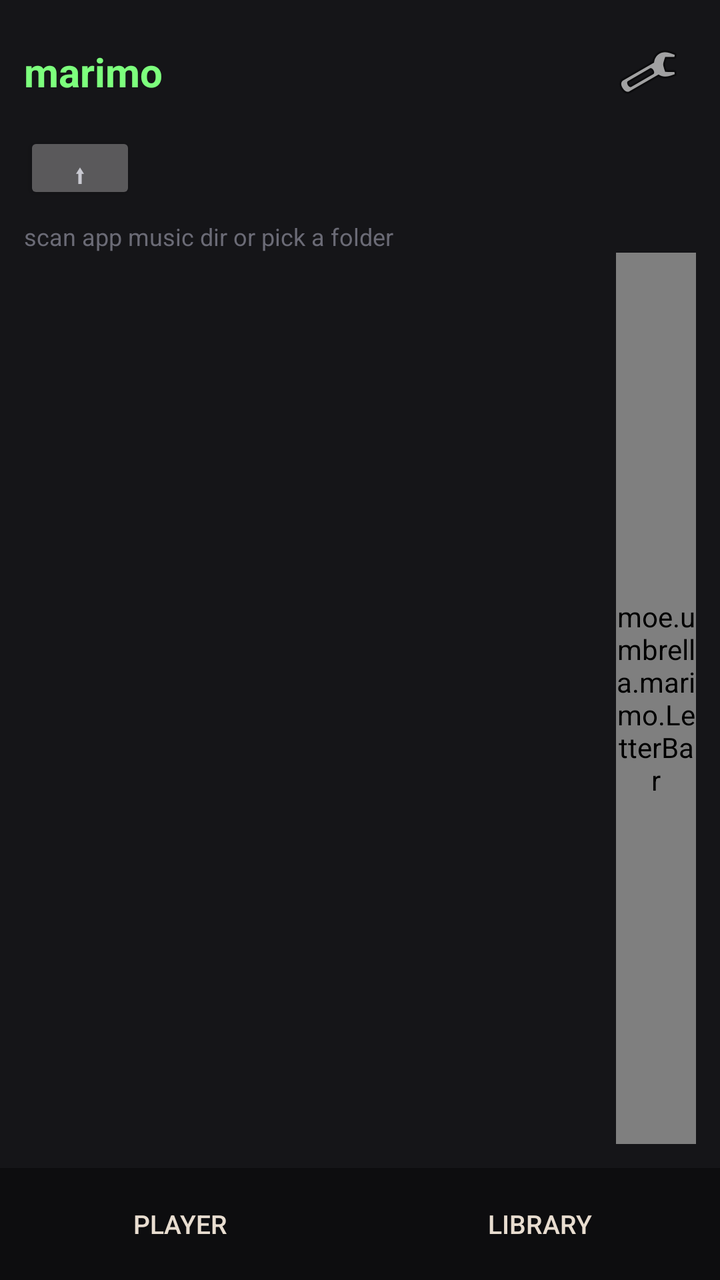
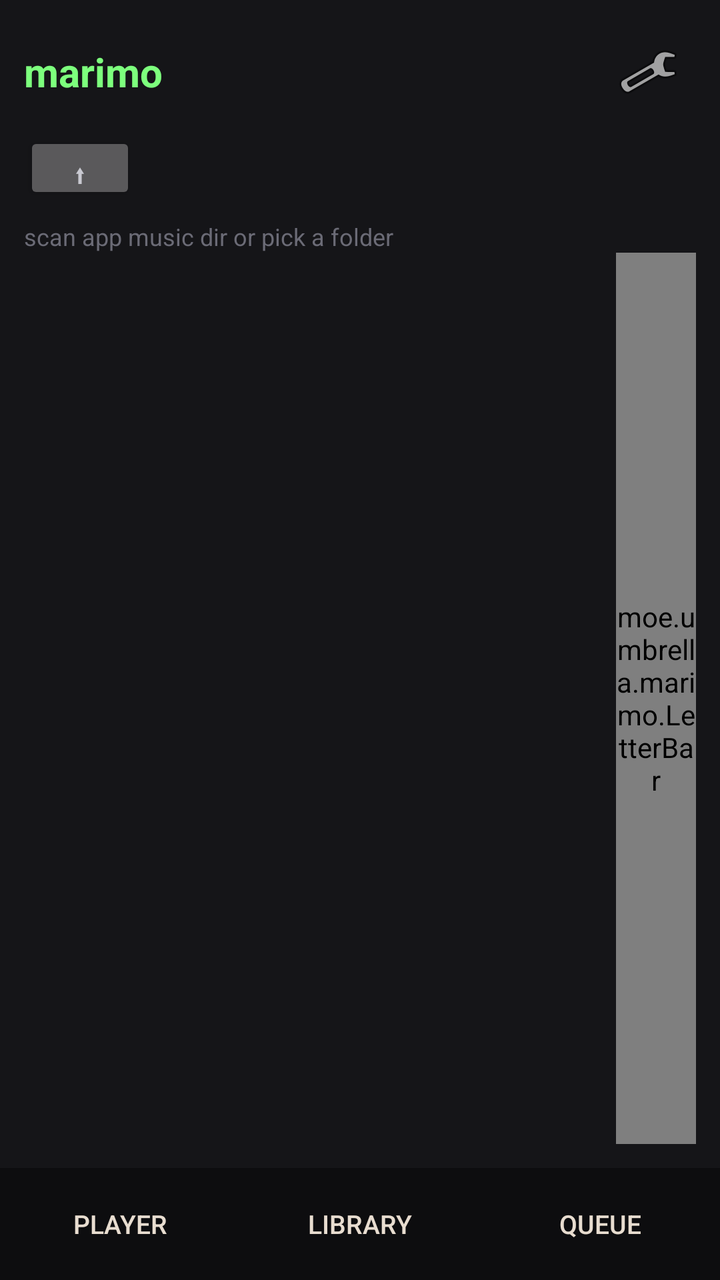

Screens rendered from an Android XML layout before and after an edit, with the pre-edit source and the edit as a unified diff.
<!-- AndroidManifest.xml: application theme Theme.Marimo -->
<!-- res/layout/activity_main.xml -->
<?xml version="1.0" encoding="utf-8"?>
<LinearLayout xmlns:android="http://schemas.android.com/apk/res/android"
    android:layout_width="match_parent"
    android:layout_height="match_parent"
    android:orientation="vertical">

    <FrameLayout
        android:layout_width="match_parent"
        android:layout_height="0dp"
        android:layout_weight="1">

        
        <LinearLayout
            android:id="@+id/screen_library"
            android:layout_width="match_parent"
            android:layout_height="match_parent"
            android:orientation="vertical"
            android:padding="12dp">

            <LinearLayout
                android:layout_width="match_parent"
                android:layout_height="wrap_content"
                android:orientation="horizontal"
                android:gravity="center_vertical">

                <TextView
                    android:id="@+id/title"
                    android:layout_width="0dp"
                    android:layout_height="wrap_content"
                    android:layout_weight="1"
                    android:text="marimo"
                    android:textSize="20sp"
                    android:textStyle="bold"
                    android:textColor="#7dff7d" />

                <ImageButton
                    android:id="@+id/btn_settings"
                    android:layout_width="48dp"
                    android:layout_height="48dp"
                    android:src="@android:drawable/ic_menu_manage"
                    android:background="?android:attr/selectableItemBackground"
                    android:contentDescription="settings" />
            </LinearLayout>

            
            <LinearLayout
                android:layout_width="match_parent"
                android:layout_height="40dp"
                android:layout_marginTop="4dp"
                android:orientation="horizontal"
                android:gravity="center_vertical">

                <Button
                    android:id="@+id/btn_up"
                    android:layout_width="56dp"
                    android:layout_height="36dp"
                    android:text="⬆"
                    android:textSize="16sp" />

                <TextView
                    android:id="@+id/folder_name"
                    android:layout_width="0dp"
                    android:layout_height="wrap_content"
                    android:layout_weight="1"
                    android:layout_marginStart="8dp"
                    android:maxLines="1"
                    android:ellipsize="middle"
                    android:textSize="14sp"
                    android:textColor="#c9c9d1" />
            </LinearLayout>

            <TextView
                android:id="@+id/status"
                android:layout_width="match_parent"
                android:layout_height="wrap_content"
                android:layout_marginTop="6dp"
                android:text="@string/status_idle"
                android:textSize="12sp"
                android:textColor="#6b6b76" />

            <LinearLayout
                android:layout_width="match_parent"
                android:layout_height="0dp"
                android:layout_weight="1"
                android:orientation="horizontal">

                <ListView
                    android:id="@+id/tracklist"
                    android:layout_width="0dp"
                    android:layout_height="match_parent"
                    android:layout_weight="1"
                    android:divider="#2a2a30"
                    android:dividerHeight="1dp" />

                <moe.umbrella.marimo.LetterBar
                    android:id="@+id/letterbar"
                    android:layout_width="40dp"
                    android:layout_height="match_parent" />
            </LinearLayout>
        </LinearLayout>

        
        <LinearLayout
            android:id="@+id/screen_player"
            android:layout_width="match_parent"
            android:layout_height="match_parent"
            android:orientation="vertical"
            android:gravity="center_horizontal"
            android:paddingLeft="20dp"
            android:paddingRight="20dp"
            android:paddingTop="12dp"
            android:paddingBottom="8dp"
            android:visibility="gone">

            <TextView
                android:id="@+id/p_title"
                android:layout_width="match_parent"
                android:layout_height="wrap_content"
                android:gravity="center"
                android:text="marimo"
                android:textSize="22sp"
                android:textStyle="bold"
                android:textColor="#7dff7d" />

            <ImageView
                android:id="@+id/p_art"
                android:layout_width="match_parent"
                android:layout_height="0dp"
                android:layout_weight="1"
                android:layout_marginTop="8dp"
                android:scaleType="fitCenter"
                android:adjustViewBounds="true"
                android:contentDescription="album art" />

            <TextView
                android:id="@+id/p_track"
                android:layout_width="match_parent"
                android:layout_height="wrap_content"
                android:layout_marginTop="12dp"
                android:gravity="center"
                android:textSize="18sp"
                android:textColor="#e8ddd0"
                android:textStyle="bold" />

            <TextView
                android:id="@+id/p_artist"
                android:layout_width="match_parent"
                android:layout_height="wrap_content"
                android:gravity="center"
                android:textSize="14sp"
                android:textColor="#c9c9d1" />

            <TextView
                android:id="@+id/p_album"
                android:layout_width="match_parent"
                android:layout_height="wrap_content"
                android:gravity="center"
                android:textSize="13sp"
                android:textColor="#6b6b76" />

            <moe.umbrella.marimo.WaveformSeekBar
                android:id="@+id/p_seek"
                android:layout_width="match_parent"
                android:layout_height="26dp"
                android:layout_marginTop="6dp" />

            <TextView
                android:id="@+id/p_time"
                android:layout_width="match_parent"
                android:layout_height="wrap_content"
                android:gravity="center"
                android:text="0:00 / 0:00"
                android:textSize="12sp"
                android:textColor="#6b6b76" />

            <LinearLayout
                android:layout_width="match_parent"
                android:layout_height="wrap_content"
                android:layout_marginTop="10dp"
                android:orientation="horizontal">

                <ImageButton
                    android:id="@+id/p_prev"
                    android:layout_width="0dp"
                    android:layout_height="64dp"
                    android:layout_weight="1"
                    android:src="@android:drawable/ic_media_previous"
                    android:background="?android:attr/selectableItemBackground"
                    android:contentDescription="previous" />

                <ImageButton
                    android:id="@+id/p_play"
                    android:layout_width="0dp"
                    android:layout_height="64dp"
                    android:layout_weight="1"
                    android:src="@android:drawable/ic_media_play"
                    android:background="?android:attr/selectableItemBackground"
                    android:contentDescription="play/pause" />

                <ImageButton
                    android:id="@+id/p_next"
                    android:layout_width="0dp"
                    android:layout_height="64dp"
                    android:layout_weight="1"
                    android:src="@android:drawable/ic_media_next"
                    android:background="?android:attr/selectableItemBackground"
                    android:contentDescription="next" />
            </LinearLayout>

            <LinearLayout
                android:layout_width="match_parent"
                android:layout_height="wrap_content"
                android:layout_marginTop="4dp"
                android:orientation="horizontal"
                android:gravity="center">

                <ImageButton
                    android:id="@+id/p_shuffle"
                    android:layout_width="52dp"
                    android:layout_height="40dp"
                    android:src="@android:drawable/ic_menu_sort_by_size"
                    android:background="?android:attr/selectableItemBackground"
                    android:contentDescription="shuffle" />

                <ImageButton
                    android:id="@+id/p_repeat"
                    android:layout_width="52dp"
                    android:layout_height="40dp"
                    android:src="@android:drawable/ic_menu_rotate"
                    android:background="?android:attr/selectableItemBackground"
                    android:contentDescription="repeat" />
            </LinearLayout>

            <Button
                android:id="@+id/p_queue_toggle"
                android:layout_width="match_parent"
                android:layout_height="34dp"
                android:layout_marginTop="4dp"
                android:text="queue ▾"
                android:textSize="13sp" />

            <ListView
                android:id="@+id/p_queue"
                android:layout_width="match_parent"
                android:layout_height="0dp"
                android:layout_weight="1"
                android:layout_marginTop="2dp"
                android:visibility="gone"
                android:divider="#2a2a30"
                android:dividerHeight="1dp" />
        </LinearLayout>
    </FrameLayout>

    
    <LinearLayout
        android:layout_width="match_parent"
        android:layout_height="56dp"
        android:orientation="horizontal"
        android:background="#0d0d0f">

        <Button
            android:id="@+id/tab_player"
            android:layout_width="0dp"
            android:layout_height="match_parent"
            android:layout_weight="1"
            android:background="?android:attr/selectableItemBackground"
            android:text="player"
            android:textColor="#e8ddd0"
            android:textSize="13sp" />

        <Button
            android:id="@+id/tab_library"
            android:layout_width="0dp"
            android:layout_height="match_parent"
            android:layout_weight="1"
            android:background="?android:attr/selectableItemBackground"
            android:text="library"
            android:textColor="#e8ddd0"
            android:textSize="13sp" />
    </LinearLayout>
</LinearLayout>
<!-- resources referenced by this layout -->
<resources>
  <string name="status_idle">scan app music dir or pick a folder</string>
  <style name="Theme.Marimo" parent="@android:style/Theme.Material.NoActionBar">
          <item name="android:windowBackground">#151518</item>
          <item name="android:colorBackground">#151518</item>
          <item name="android:statusBarColor">#0d0d0f</item>
          <item name="android:navigationBarColor">#0d0d0f</item>
          <item name="android:textColor">#c9c9d1</item>
      </style>
</resources>

<!-- the commit's change to res/layout/activity_main.xml (unified diff, before → after) -->
@@ -97,6 +97,33 @@
                     android:layout_width="40dp"
                     android:layout_height="match_parent" />
             </LinearLayout>
+        </LinearLayout>
+
+        
+        <LinearLayout
+            android:id="@+id/screen_queue"
+            android:layout_width="match_parent"
+            android:layout_height="match_parent"
+            android:orientation="vertical"
+            android:padding="20dp"
+            android:visibility="gone">
+
+            <TextView
+                android:layout_width="match_parent"
+                android:layout_height="wrap_content"
+                android:text="queue"
+                android:textSize="20sp"
+                android:textStyle="bold"
+                android:textColor="#7dff7d" />
+
+            <ListView
+                android:id="@+id/q_list"
+                android:layout_width="match_parent"
+                android:layout_height="0dp"
+                android:layout_weight="1"
+                android:layout_marginTop="12dp"
+                android:divider="#2a2a30"
+                android:dividerHeight="1dp" />
         </LinearLayout>
 
         
@@ -231,23 +258,6 @@
                     android:contentDescription="repeat" />
             </LinearLayout>
 
-            <Button
-                android:id="@+id/p_queue_toggle"
-                android:layout_width="match_parent"
-                android:layout_height="34dp"
-                android:layout_marginTop="4dp"
-                android:text="queue ▾"
-                android:textSize="13sp" />
-
-            <ListView
-                android:id="@+id/p_queue"
-                android:layout_width="match_parent"
-                android:layout_height="0dp"
-                android:layout_weight="1"
-                android:layout_marginTop="2dp"
-                android:visibility="gone"
-                android:divider="#2a2a30"
-                android:dividerHeight="1dp" />
         </LinearLayout>
     </FrameLayout>
 
@@ -277,5 +287,15 @@
             android:text="library"
             android:textColor="#e8ddd0"
             android:textSize="13sp" />
+
+        <Button
+            android:id="@+id/tab_queue"
+            android:layout_width="0dp"
+            android:layout_height="match_parent"
+            android:layout_weight="1"
+            android:background="?android:attr/selectableItemBackground"
+            android:text="queue"
+            android:textColor="#e8ddd0"
+            android:textSize="13sp" />
     </LinearLayout>
 </LinearLayout>
